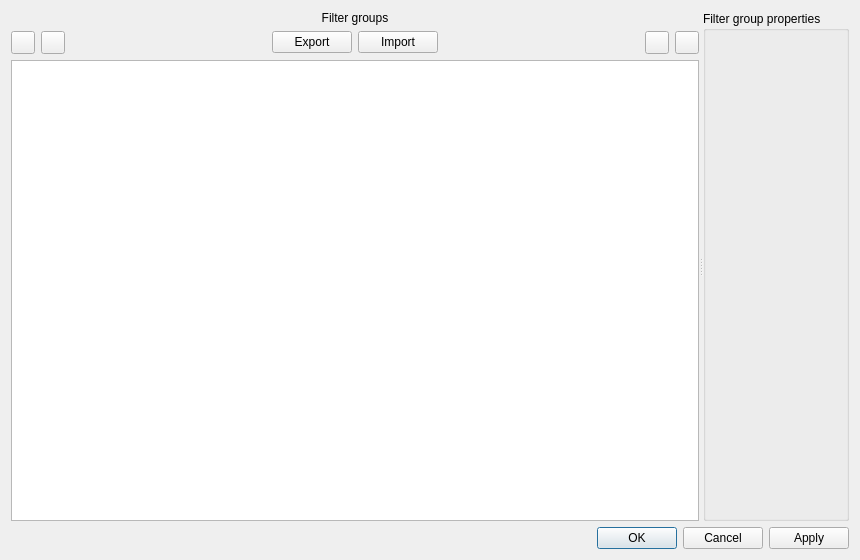
Old version of the form src/ui/include/predefinedfiltersdialog.ui in the repository 64x-lunicorn/LogSquirl.
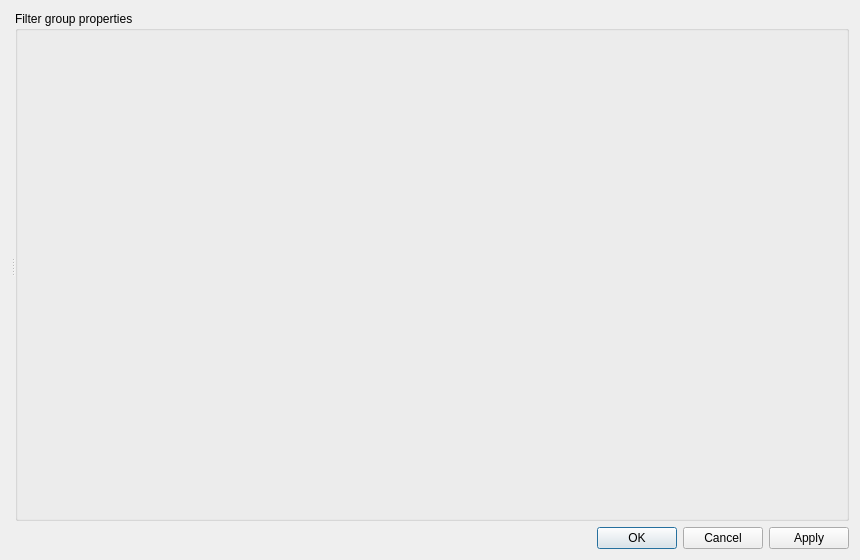
New version of the form. Icons and pictures are not drawn.

Commit message:
feat: Filter Groups, Highlighter Sets and Naming Groups share one group list (#893)
The Predefined Filters, Highlighters and Value Names dialogs list their groups in one Group List: the user's own, the Team and the Plugin groups as sections of one list, one row of buttons naming the kind, Export... and Import... below. The dialogs hand it their groups and do what it says the user asked for. It replaces TeamGroupsSection and PluginGroupsSection; TeamGroupEdits moves to teamgroupedits.h.

```diff
--- a/src/ui/include/predefinedfiltersdialog.ui
+++ b/src/ui/include/predefinedfiltersdialog.ui
@@ -30,129 +30,6 @@
      </property>
      <widget class="QWidget" name="leftPanel">
       <layout class="QVBoxLayout" name="leftLayout">
-       <item>
-        <widget class="QLabel" name="setsLabel">
-         <property name="text">
-          <string>Filter groups</string>
-         </property>
-         <property name="alignment">
-          <set>Qt::AlignCenter</set>
-         </property>
-        </widget>
-       </item>
-       <item>
-        <layout class="QHBoxLayout" name="setButtonsLayout">
-         <property name="spacing">
-          <number>6</number>
-         </property>
-         <item>
-          <widget class="QToolButton" name="addSetButton">
-           <property name="toolTip">
-            <string>New Filter Group</string>
-           </property>
-           <property name="text">
-            <string/>
-           </property>
-           <property name="icon">
-            <iconset resource="../../app/logsquirl.qrc">
-             <normaloff>:/images/icons8-plus-16.png</normaloff>:/images/icons8-plus-16.png</iconset>
-           </property>
-          </widget>
-         </item>
-         <item>
-          <widget class="QToolButton" name="removeSetButton">
-           <property name="toolTip">
-            <string>Delete Filter Group</string>
-           </property>
-           <property name="text">
-            <string/>
-           </property>
-           <property name="icon">
-            <iconset resource="../../app/logsquirl.qrc">
-             <normaloff>:/images/icons8-minus-16.png</normaloff>:/images/icons8-minus-16.png</iconset>
-           </property>
-          </widget>
-         </item>
-         <item>
-          <spacer name="setButtonsSpacer1">
-           <property name="orientation">
-            <enum>Qt::Horizontal</enum>
-           </property>
-           <property name="sizeHint" stdset="0">
-            <size>
-             <width>40</width>
-             <height>20</height>
-            </size>
-           </property>
-          </spacer>
-         </item>
-         <item>
-          <widget class="QPushButton" name="exportButton">
-           <property name="text">
-            <string>Export</string>
-           </property>
-          </widget>
-         </item>
-         <item>
-          <widget class="QPushButton" name="importButton">
-           <property name="text">
-            <string>Import</string>
-           </property>
-          </widget>
-         </item>
-         <item>
-          <spacer name="setButtonsSpacer2">
-           <property name="orientation">
-            <enum>Qt::Horizontal</enum>
-           </property>
-           <property name="sizeHint" stdset="0">
-            <size>
-             <width>40</width>
-             <height>20</height>
-            </size>
-           </property>
-          </spacer>
-         </item>
-         <item>
-          <widget class="QToolButton" name="upSetButton">
-           <property name="toolTip">
-            <string>Move Group Up</string>
-           </property>
-           <property name="text">
-            <string/>
-           </property>
-           <property name="icon">
-            <iconset resource="../../app/logsquirl.qrc">
-             <normaloff>:/images/icons8-up-16.png</normaloff>:/images/icons8-up-16.png</iconset>
-           </property>
-          </widget>
-         </item>
-         <item>
-          <widget class="QToolButton" name="downSetButton">
-           <property name="toolTip">
-            <string>Move Group Down</string>
-           </property>
-           <property name="text">
-            <string/>
-           </property>
-           <property name="icon">
-            <iconset resource="../../app/logsquirl.qrc">
-             <normaloff>:/images/icons8-down-arrow-16.png</normaloff>:/images/icons8-down-arrow-16.png</iconset>
-           </property>
-          </widget>
-         </item>
-        </layout>
-       </item>
-       <item>
-        <widget class="QListWidget" name="setListWidget">
-         <property name="sizePolicy">
-          <sizepolicy hsizetype="MinimumExpanding" vsizetype="Expanding">
-           <horstretch>0</horstretch>
-           <verstretch>0</verstretch>
-          </sizepolicy>
-         </property>
-        </widget>
-       </item>
       </layout>
      </widget>
      <widget class="QGroupBox" name="editGroupBox">
```
The commit also changes 24 other files.
